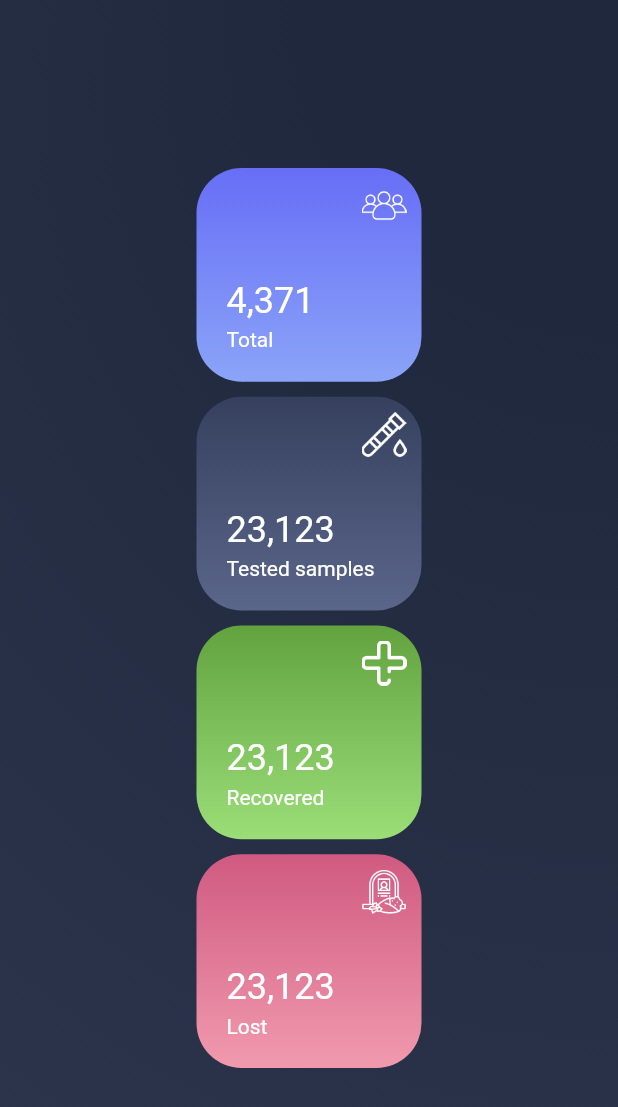
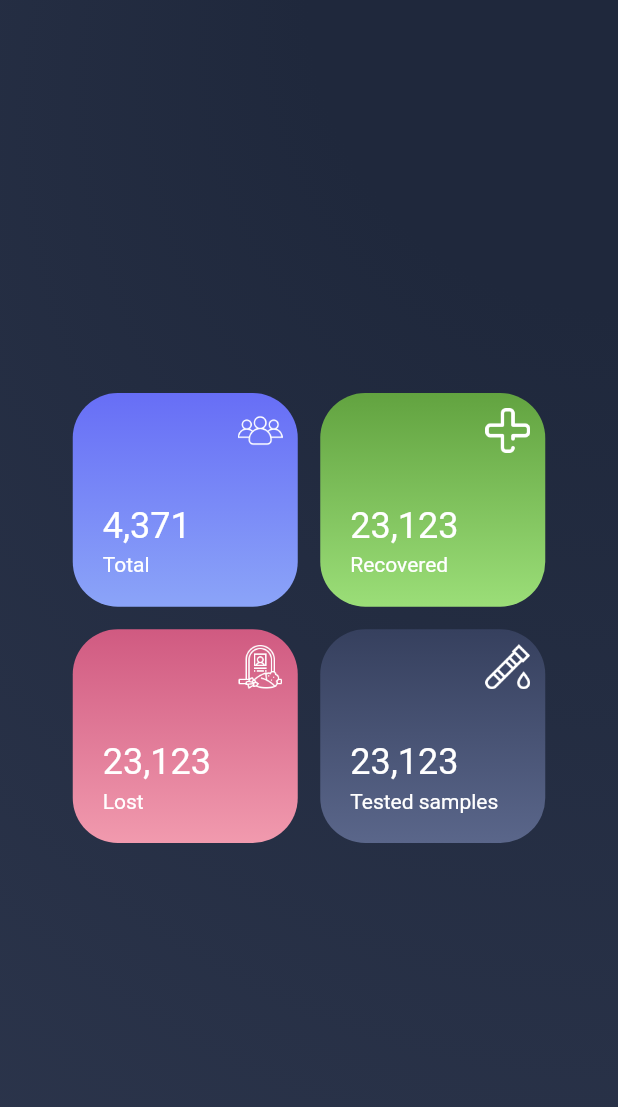
Before and after one commit to omzer/covid-19-tracker-APP, a Flutter app: the screen it shows after launch, on a phone screen of 412 x 824 dp. Shown: the top 1107 px of the screen. Run offline on Flutter 3.47's test engine with Material 2 defaults, Android fonts, the phone set to English and light mode, and no system bars; our stand-ins replace auto_animated; network calls fail.

Commit message:
Wrap instead of column

```diff
--- a/lib/ui/pages/home_page.dart
+++ b/lib/ui/pages/home_page.dart
@@ -1,6 +1,8 @@
+import 'package:covidtracker/repo/api.dart';
 import 'package:covidtracker/ui/widgets/dark_background.dart';
 import 'package:covidtracker/ui/widgets/drawer.dart';
-import 'package:covidtracker/ui/widgets/summary_item.dart';
+import 'package:covidtracker/ui/widgets/summary_section.dart';
+import 'package:covidtracker/ui/widgets/world_loading.dart';
 import 'package:flutter/material.dart';
 
 class HomePage extends StatelessWidget {
@@ -13,41 +15,13 @@ class HomePage extends StatelessWidget {
   }
 
   Widget _buildItem() {
-    return Column(
-      mainAxisAlignment: MainAxisAlignment.center,
-      children: <Widget>[
-        SummaryItem(
-          startColor: Color(0xff676ef6),
-          endColor: Color(0xff8ba4f8),
-          title: '4,371',
-          subtitle: 'Total',
-          icon: 'people',
-        ),
-        SizedBox(height: 10),
-        SummaryItem(
-          startColor: Color(0xff36405e),
-          endColor: Color(0xff5a668a),
-          title: '23,123',
-          subtitle: 'Tested samples',
-          icon: 'sample',
-        ),
-        SizedBox(height: 10),
-        SummaryItem(
-          startColor: Color(0xff62a340),
-          endColor: Color(0xff9bde78),
-          title: '23,123',
-          subtitle: 'Recovered',
-          icon: 'plus',
-        ),
-        SizedBox(height: 10),
-        SummaryItem(
-          startColor: Color(0xffd05a81),
-          endColor: Color(0xfff19aae),
-          title: '23,123',
-          subtitle: 'Lost',
-          icon: 'death',
-        ),
-      ],
+    return FutureBuilder(
+      future: API.getSummary(),
+      builder: (context, snap) {
+        if (snap.connectionState == ConnectionState.waiting)
+          return WorldLoading();
+        return SummarySection(summaryModel: snap.data);
+      },
     );
   }
 }
--- /dev/null
+++ b/lib/ui/widgets/summary_section.dart
@@ -0,0 +1,63 @@
+import 'package:covidtracker/models/summary_model.dart';
+import 'package:covidtracker/ui/widgets/summary_item.dart';
+import 'package:flutter/material.dart';
+
+class SummarySection extends StatelessWidget {
+  SummaryModel summaryModel;
+
+  SummarySection({this.summaryModel});
+
+  @override
+  Widget build(BuildContext context) {
+    return Wrap(
+      spacing: 15,
+      runSpacing: 15,
+      children: <Widget>[
+        _buildTotalCases(),
+        _buildRecoveredCases(),
+        _buildLostPeople(),
+        _buildTestedSamples(),
+      ],
+    );
+  }
+
+  Widget _buildTotalCases() {
+    return SummaryItem(
+      startColor: Color(0xff676ef6),
+      endColor: Color(0xff8ba4f8),
+      title: '4,371',
+      subtitle: 'Total',
+      icon: 'people',
+    );
+  }
+
+  Widget _buildTestedSamples() {
+    return SummaryItem(
+      startColor: Color(0xff36405e),
+      endColor: Color(0xff5a668a),
+      title: '23,123',
+      subtitle: 'Tested samples',
+      icon: 'sample',
+    );
+  }
+
+  Widget _buildRecoveredCases() {
+    return SummaryItem(
+      startColor: Color(0xff62a340),
+      endColor: Color(0xff9bde78),
+      title: '23,123',
+      subtitle: 'Recovered',
+      icon: 'plus',
+    );
+  }
+
+  Widget _buildLostPeople() {
+    return SummaryItem(
+      startColor: Color(0xffd05a81),
+      endColor: Color(0xfff19aae),
+      title: '23,123',
+      subtitle: 'Lost',
+      icon: 'death',
+    );
+  }
+}
--- a/lib/ui/widgets/world_loading.dart
+++ b/lib/ui/widgets/world_loading.dart
@@ -12,6 +12,7 @@ class WorldLoading extends StatelessWidget {
         'lib/imgs/globe.gif',
         width: size,
         height: size,
+        color: Colors.white,
       ),
     );
   }
```
